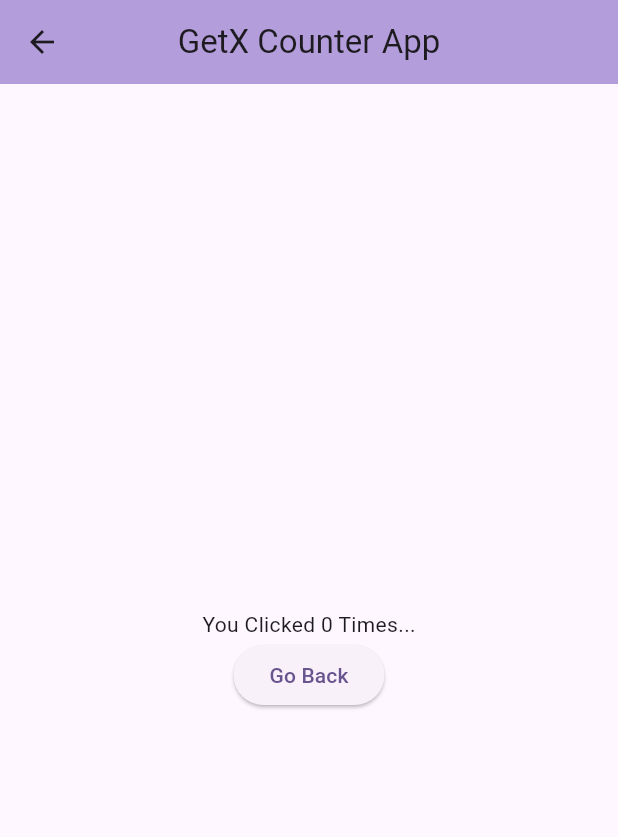
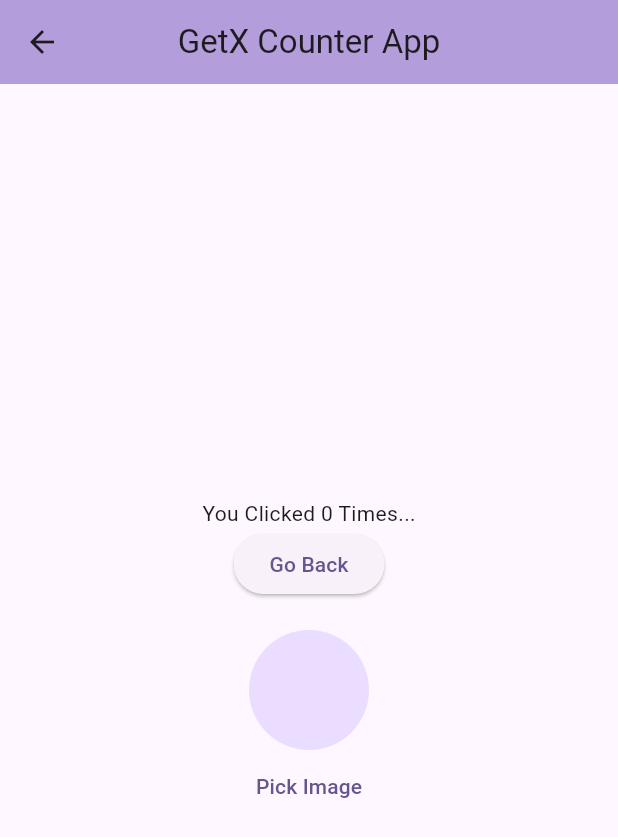
Before and after one commit to nsabir0/Counter-App-using-GetX, a Flutter app: the screen it shows after launch, after a tap on "Go to Other", on a phone screen of 412 x 824 dp. Shown: the top 837 px of the screen. Run offline on Flutter 3.47's test engine with Material 2 defaults, Android fonts, the phone set to English and light mode, and no system bars; our stand-ins replace get, image_picker.

Commit message:
image picker feature Added...

```diff
--- /dev/null
+++ b/lib/Controller/image_picker.dart
@@ -0,0 +1,15 @@
+import 'package:image_picker/image_picker.dart';
+
+import 'package:get/get.dart';
+
+class ImagePickController extends GetxController {
+  RxString imagePath = ''.obs;
+
+  Future getImage() async {
+    final ImagePicker _picker = ImagePicker();
+    final _image = await _picker.pickImage(source: ImageSource.camera);
+    if (_image != null) {
+      imagePath.value = _image.path.toString();
+    }
+  }
+}
--- a/lib/Pages/homepage_getx.dart
+++ b/lib/Pages/homepage_getx.dart
@@ -1,13 +1,16 @@
+import 'dart:io';
+
 import 'package:counter_app/Controller/count_logic.dart';
+import 'package:counter_app/Controller/image_picker.dart';
 import 'package:flutter/material.dart';
 import 'package:get/get.dart';
-import 'package:image_picker/image_picker.dart';
 
 class Home extends StatelessWidget {
   @override
   Widget build(context) {
     //Initializing logic class to make it available for all "child" routes======
     final Controller c = Get.put(Controller());
+    final ImagePickController imageController = Get.put(ImagePickController());
 
     return Scaffold(
         appBar: AppBar(
@@ -59,6 +62,7 @@ class Home extends StatelessWidget {
 class Other extends StatelessWidget {
   // You can ask Get to find a Controller that is being used by another page and redirect you to it.
   final Controller c = Get.find();
+  final ImagePickController imageController = Get.find();
 
   @override
   Widget build(context) {
@@ -80,6 +84,21 @@ class Other extends StatelessWidget {
               child: const Text("Go Back"),
               onPressed: () => Get.to(Home()),
             ),
+            const SizedBox(height: 20),
+            Obx(
+              () => CircleAvatar(
+                radius: 40,
+                backgroundImage: imageController.imagePath.isNotEmpty
+                    ? FileImage(File(imageController.imagePath.toString()))
+                    : null,
+              ),
+            ),
+            TextButton(
+              onPressed: () {
+                imageController.getImage();
+              },
+              child: const Text('Pick Image'),
+            ),
           ],
         )));
   }
```
